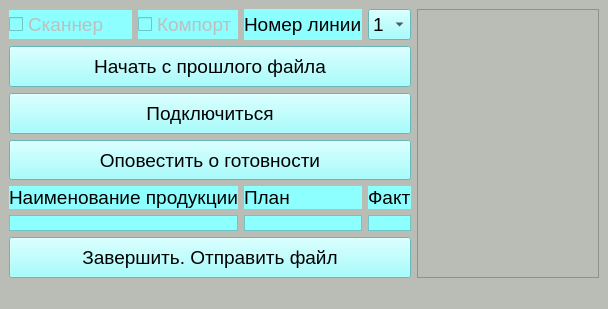
Qt form untitled.ui (avovana/slave_controller) before a commit.
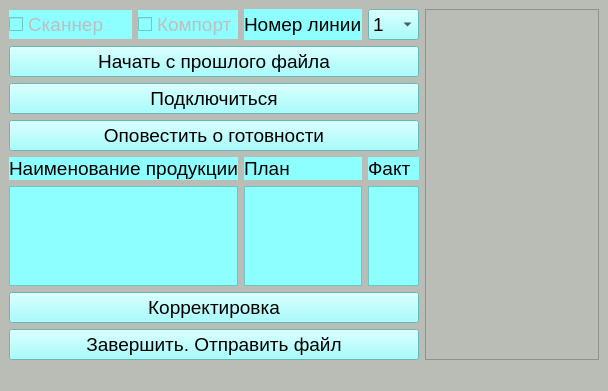
The same form after that commit.

Commit message: Made correct file logic

```diff
--- a/untitled.ui
+++ b/untitled.ui
@@ -18,6 +18,27 @@
   </property>
   <widget class="QWidget" name="centralwidget">
    <layout class="QGridLayout" name="gridLayout">
+    <item row="2" column="0" colspan="5">
+     <widget class="QPushButton" name="connect_button">
+      <property name="sizePolicy">
+       <sizepolicy hsizetype="Minimum" vsizetype="Expanding">
+        <horstretch>0</horstretch>
+        <verstretch>0</verstretch>
+       </sizepolicy>
+      </property>
+      <property name="font">
+       <font>
+        <pointsize>14</pointsize>
+       </font>
+      </property>
+      <property name="styleSheet">
+       <string notr="true">background-color: rgb(141, 255, 255);</string>
+      </property>
+      <property name="text">
+       <string>Подключиться</string>
+      </property>
+     </widget>
+    </item>
     <item row="0" column="0" colspan="2">
      <widget class="QCheckBox" name="scanner_status_checkbox">
       <property name="enabled">
@@ -41,6 +62,17 @@
     </item>
     <item row="5" column="4">
      <widget class="QLabel" name="current_label">
+      <property name="sizePolicy">
+       <sizepolicy hsizetype="Preferred" vsizetype="Expanding">
+        <horstretch>0</horstretch>
+        <verstretch>0</verstretch>
+       </sizepolicy>
+      </property>
+      <property name="font">
+       <font>
+        <pointsize>64</pointsize>
+       </font>
+      </property>
       <property name="styleSheet">
        <string notr="true">background-color: rgb(141, 255, 255);</string>
       </property>
@@ -91,7 +123,7 @@
       </property>
      </widget>
     </item>
-    <item row="6" column="0" colspan="5">
+    <item row="7" column="0" colspan="5">
      <widget class="QPushButton" name="finish_button">
       <property name="sizePolicy">
        <sizepolicy hsizetype="Minimum" vsizetype="Expanding">
@@ -114,6 +146,17 @@
     </item>
     <item row="5" column="0" colspan="3">
      <widget class="QLabel" name="name_label">
+      <property name="sizePolicy">
+       <sizepolicy hsizetype="Preferred" vsizetype="Expanding">
+        <horstretch>0</horstretch>
+        <verstretch>0</verstretch>
+       </sizepolicy>
+      </property>
+      <property name="font">
+       <font>
+        <pointsize>64</pointsize>
+       </font>
+      </property>
       <property name="styleSheet">
        <string notr="true">background-color: rgb(141, 255, 255);</string>
       </property>
@@ -176,7 +219,7 @@
       </property>
      </widget>
     </item>
-    <item row="0" column="7" rowspan="7">
+    <item row="0" column="7" rowspan="8">
      <widget class="QTextBrowser" name="text_browser">
       <property name="palette">
        <palette>
@@ -686,6 +729,17 @@
     </item>
     <item row="5" column="3">
      <widget class="QLabel" name="plan_label">
+      <property name="sizePolicy">
+       <sizepolicy hsizetype="Preferred" vsizetype="Expanding">
+        <horstretch>0</horstretch>
+        <verstretch>0</verstretch>
+       </sizepolicy>
+      </property>
+      <property name="font">
+       <font>
+        <pointsize>64</pointsize>
+       </font>
+      </property>
       <property name="styleSheet">
        <string notr="true">background-color: rgb(141, 255, 255);</string>
       </property>
@@ -742,8 +796,8 @@
       </property>
      </widget>
     </item>
-    <item row="2" column="0" colspan="5">
-     <widget class="QPushButton" name="connect_button">
+    <item row="6" column="0" colspan="5">
+     <widget class="QPushButton" name="correct_file_button">
       <property name="sizePolicy">
        <sizepolicy hsizetype="Minimum" vsizetype="Expanding">
         <horstretch>0</horstretch>
@@ -759,7 +813,7 @@
        <string notr="true">background-color: rgb(141, 255, 255);</string>
       </property>
       <property name="text">
-       <string>Подключиться</string>
+       <string>Корректировка</string>
       </property>
      </widget>
     </item>
```
The commit also changes 2 other files.
